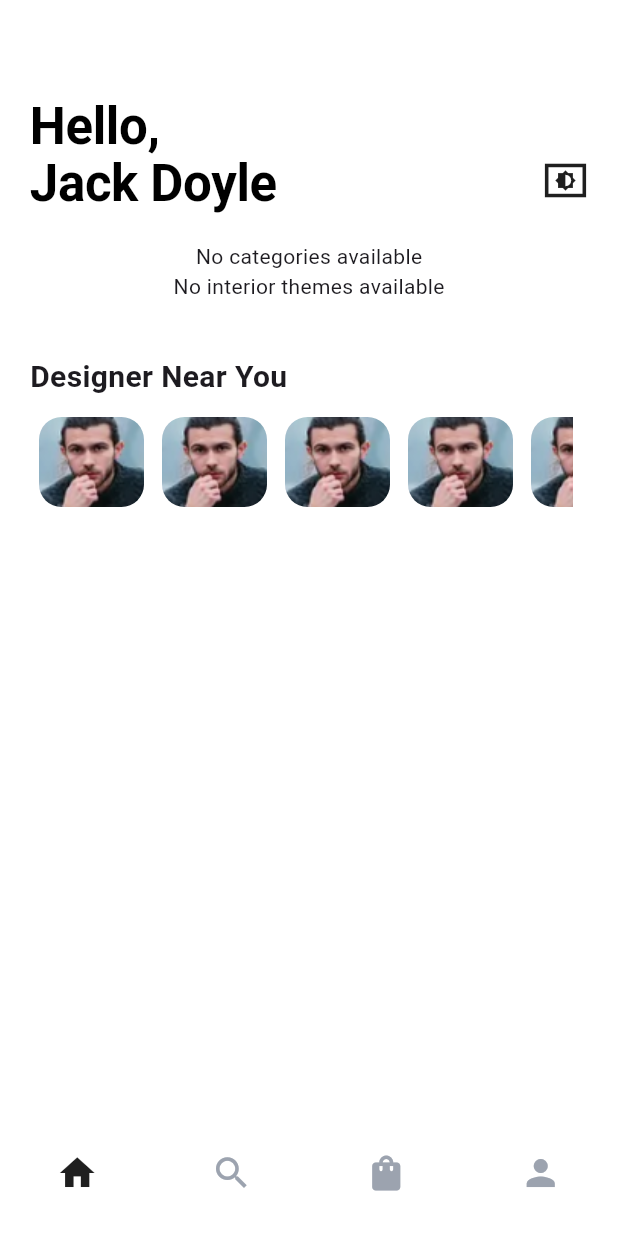
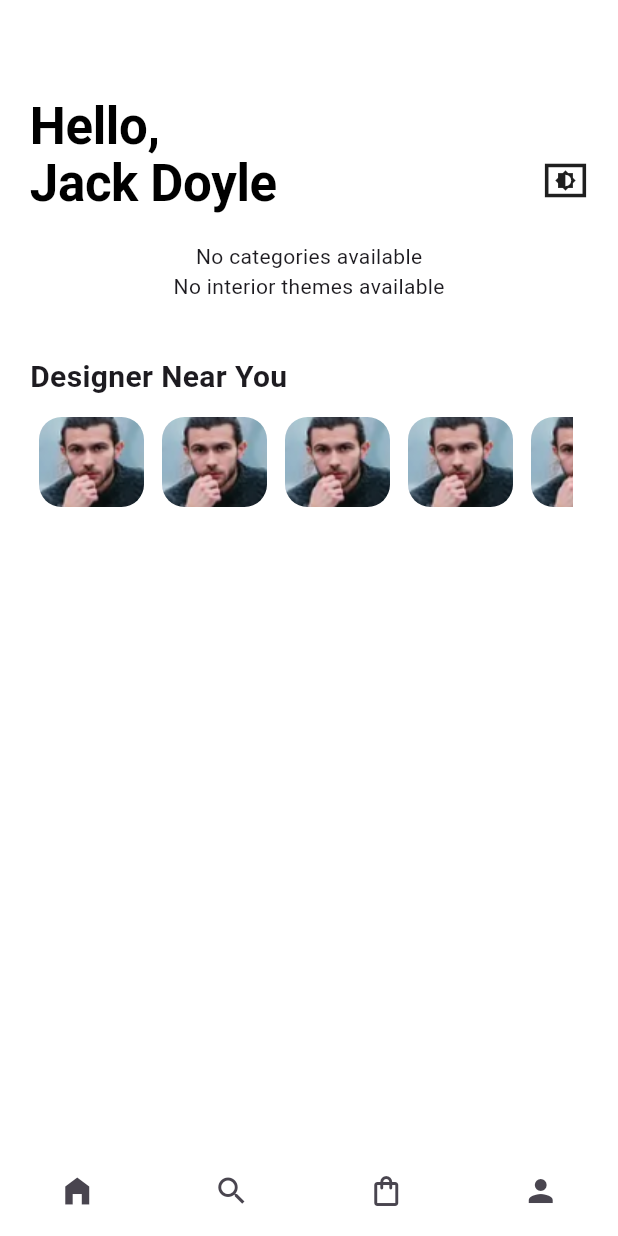
Before and after one commit to rehmanshafiq/flutter_training, a Flutter app: the screen it shows after launch, on a phone screen of 412 x 824 dp. Run offline on Flutter 3.47's test engine with Material 3 defaults, Android fonts, the phone set to English and light mode, and no system bars; our stand-ins replace easy_localization, firebase_core, firebase_remote_config, flutter_dotenv, go_router; accounts and stored records are empty.

Commit message:
Implemented bottom navigation using provider

```diff
--- a/lib/app_router/app_router.dart
+++ b/lib/app_router/app_router.dart
@@ -1,44 +1,21 @@
 import 'package:flutter_training/app_router/route_strings.dart';
 import 'package:flutter_training/screens/detail_screen.dart';
-import 'package:flutter_training/screens/search_screen.dart';
 import 'package:go_router/go_router.dart';
-import '../screens/checkout_screen.dart';
 import '../screens/home.dart';
-import '../screens/profile_screen.dart';
-import '../widgets/card_interior.dart';
 
 class AppRoutes {
 
   static GoRouter router = GoRouter(
     initialLocation: AppRouteConstants.home,
     routes: [
-      ShellRoute(
-        builder: (context, state, child) {
-          return Home(child: child);
-        },
-        routes: [
       GoRoute(
         path: AppRouteConstants.home,
-            builder: (context, state) => CardInterior(),
-          ),
-          GoRoute(
-            path: AppRouteConstants.search,
-            builder: (context, state) => SearchScreen(),
-          ),
-          GoRoute(
-            path: AppRouteConstants.checkout,
-            builder: (context, state) => CheckoutScreen(),
-          ),
-          GoRoute(
-            path: AppRouteConstants.profile,
-            builder: (context, state) => ProfileScreen(),
+        builder: (context, state) => Home(),
       ),
       GoRoute(
         path: AppRouteConstants.detail,
         builder: (context, state) => DetailScreen(),
       ),
     ],
-      ),
-    ],
   );
 }
--- a/lib/main.dart
+++ b/lib/main.dart
@@ -2,6 +2,7 @@ import 'package:easy_localization/easy_localization.dart';
 import 'package:firebase_core/firebase_core.dart';
 import 'package:flutter/material.dart';
 import 'package:flutter_dotenv/flutter_dotenv.dart';
+import 'package:flutter_training/state_management/bottom_routing_provier.dart';
 import 'package:flutter_training/state_management/firebase_remote_provider.dart';
 import 'package:flutter_training/utils//themes.dart';
 import 'package:provider/provider.dart';
@@ -23,10 +24,11 @@ void main() async {
         supportedLocales: [Locale('en'), Locale('ar')],
         path: 'assets/translations',
         fallbackLocale: Locale('en'),
-        child: ChangeNotifierProvider(
-          create: (_) => RemoteConfigProvider(),
-          child: const MyApp(),
-        ),
+        child: MyApp()
+        // ChangeNotifierProvider(
+        //   create: (_) => RemoteConfigProvider(),
+        //   child: const MyApp(),
+        // ),
     ),
   );
 }
@@ -37,13 +39,19 @@ class MyApp extends StatelessWidget {
   // This widget is the root of your application.
   @override
   Widget build(BuildContext context) {
-    return MaterialApp.router(
+    return MultiProvider(
+        providers: [
+          ChangeNotifierProvider(create: (context) => RemoteConfigProvider()),
+          ChangeNotifierProvider(create: (context) => BottomRoutingProvider())
+        ],
+      child: MaterialApp.router(
         debugShowCheckedModeBanner: false,
         localizationsDelegates: context.localizationDelegates,
         supportedLocales: context.supportedLocales,
         locale: context.locale,
         theme: AppTheme.getTheme,
         routerConfig: AppRoutes.router,
+      ),
     );
   }
 
--- a/lib/screens/home.dart
+++ b/lib/screens/home.dart
@@ -1,59 +1,63 @@
 import 'package:flutter/material.dart';
-import 'package:flutter_training/app_router/route_strings.dart';
-import 'package:go_router/go_router.dart';
-import '../utils/app_colors.dart';
+import 'package:flutter_training/state_management/bottom_routing_provier.dart';
+import 'package:provider/provider.dart';
 
-class Home extends StatefulWidget {
-  final Widget child;
-  const Home({Key? key, required this.child}) : super(key: key);
-
-  @override
-  State<Home> createState() => _HomeState();
-}
-
-class _HomeState extends State<Home> {
-  int _selectedIndex = 0;
-
-  void _onItemTapped(int index) {
-    switch (index) {
-      case 0:
-        context.go(AppRouteConstants.home);
-        break;
-      case 1:
-        context.go(AppRouteConstants.search);
-        break;
-      case 2:
-        context.go(AppRouteConstants.checkout);
-        break;
-      case 3:
-        context.go(AppRouteConstants.profile);
-        break;
-    }
-    setState(() {
-      _selectedIndex = index;
-    });
-  }
+class Home extends StatelessWidget {
+  const Home({super.key});
 
   @override
   Widget build(BuildContext context) {
-    return Scaffold(
-      body: widget.child,
-      bottomNavigationBar: BottomNavigationBar(
-        currentIndex: _selectedIndex,
-        onTap: _onItemTapped,
-        items: const [
-          BottomNavigationBarItem(icon: Icon(Icons.home), label: ''),
-          BottomNavigationBarItem(icon: Icon(Icons.search), label: ''),
-          BottomNavigationBarItem(icon: Icon(Icons.shopping_bag), label: ''),
-          BottomNavigationBarItem(icon: Icon(Icons.person), label: ''),
-        ],
-        backgroundColor: AppColors.whiteColor,
-        type: BottomNavigationBarType.fixed,
-        elevation: 0,
-        iconSize: 28,
-        selectedItemColor: AppColors.blackLabelColor,
-        unselectedItemColor: AppColors.cartCounterButtonColor,
-      ),
+    return Consumer<BottomRoutingProvider>(
+      builder:
+      ((context, provider, child) => Scaffold(
+        bottomNavigationBar: bottomNavBar(context),
+        body: provider.pages[provider.pageIndex],
+      )),
+    );
+  }
+
+  Consumer<BottomRoutingProvider> bottomNavBar(BuildContext context) {
+    return Consumer<BottomRoutingProvider>(
+      builder:
+      ((context, provider, child) => SizedBox(
+        height: 60,
+        child: Row(
+          mainAxisAlignment: MainAxisAlignment.spaceAround,
+          children: [
+            IconButton(
+              onPressed: () {
+                provider.changePageIndex(0);
+              },
+              enableFeedback: false,
+              icon: Icon(Icons.home_filled),
+            ),
+
+            IconButton(
+              onPressed: () {
+                provider.changePageIndex(1);
+              },
+              enableFeedback: false,
+              icon: Icon(Icons.search),
+            ),
+
+            IconButton(
+              onPressed: () {
+                provider.changePageIndex(2);
+              },
+              enableFeedback: false,
+              icon: Icon(Icons.shopping_bag_outlined),
+            ),
+
+            IconButton(
+              onPressed: () {
+                provider.changePageIndex(3);
+              },
+              enableFeedback: false,
+              icon: Icon(Icons.person),
+            ),
+          ],
+        ),
+      )),
     );
   }
 }
--- /dev/null
+++ b/lib/state_management/bottom_routing_provier.dart
@@ -0,0 +1,17 @@
+import 'package:flutter/cupertino.dart';
+import '../screens/checkout_screen.dart';
+import '../screens/profile_screen.dart';
+import '../screens/search_screen.dart';
+import '../widgets/card_interior.dart';
+
+class BottomRoutingProvider extends ChangeNotifier {
+  final pages = [CardInterior(), SearchScreen(), CheckoutScreen(), ProfileScreen()];
+  int _pageIndex = 0;
+
+  int get pageIndex => _pageIndex;
+
+  void changePageIndex(int index) {
+    _pageIndex = index;
+    notifyListeners();
+  }
+}
```
Lines whose indentation alone changed are shown as unchanged.
